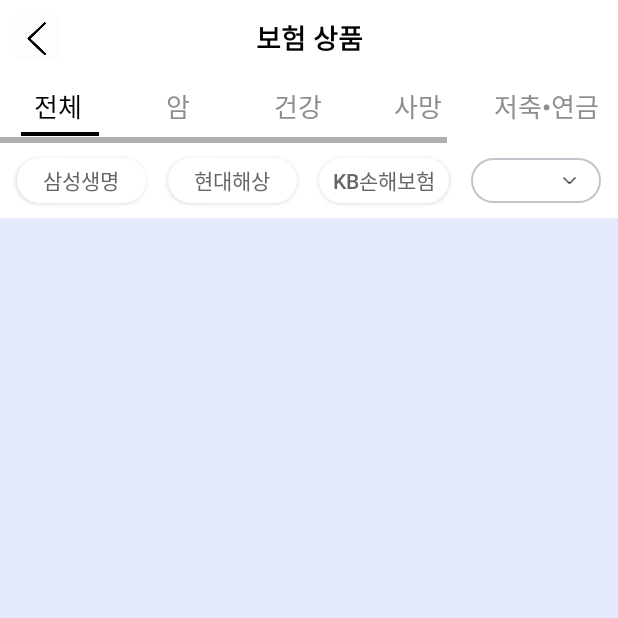
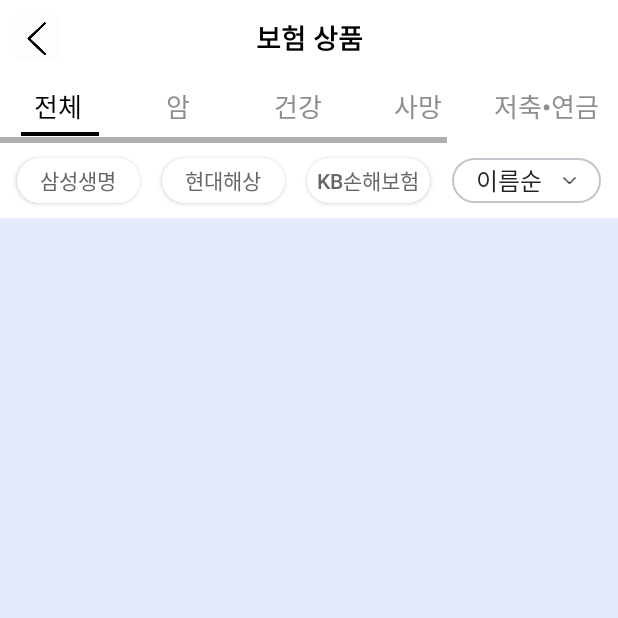
Before and after one commit to East-kang/Front_Android, an Android app: the Page_CategoryView screen opened directly, with no data from a screen before it, on a phone screen of 412 x 824 dp, the top half of it. Run offline under Robolectric (Android 15) with nearby library versions, the phone set to English and light mode, and no system bars.

Commit message:
상품 필터링 타입 선택 이벤트 구현

```diff
--- a/app/src/main/java/com/example/llm_project_android/Page_CategoryView.kt
+++ b/app/src/main/java/com/example/llm_project_android/Page_CategoryView.kt
@@ -4,6 +4,8 @@ import android.graphics.Color
 import android.graphics.Typeface
 import android.os.Bundle
 import android.view.View
+import android.widget.AdapterView
+import android.widget.ArrayAdapter
 import android.widget.Button
 import android.widget.ImageButton
 import android.widget.Spinner
@@ -25,6 +27,7 @@ class Page_CategoryView : AppCompatActivity() {
     private var category_num: Int = 0               // 현재 선택된 상품 카테고리 인덱스
     private var company_num: Int = -1               // 현재 선택된 회사 카테고리 인덱스 (-1: 미선택)
     private var company_isChecked: Boolean = false  // 회사 카테고리 선택 여부 (true: 이미 선택됨, false: 선택된 버튼 없음)
+    private var selectedSortType: String = ""
 
     override fun onCreate(savedInstanceState: Bundle?) {
         super.onCreate(savedInstanceState)
@@ -68,6 +71,9 @@ class Page_CategoryView : AppCompatActivity() {
 
         // 회사 카테고리 버튼 클릭 이벤트
         filtering_company()
+
+        // 상품 정렬 이벤트
+        sorting_insurances({ type -> selectedSortType = type})
 
         // 뒤로가기 버튼 클릭 이벤트 (to MainViewActivity)
         clickBackButton(btn_back, Page_MainViewActivity::class.java)
@@ -134,6 +140,21 @@ class Page_CategoryView : AppCompatActivity() {
         }
     }
 
+    // 상품 정렬 함수 (상품 정렬 기능 추가해야함)
+    fun sorting_insurances(onSortedSelected: (String) -> Unit) {
+        var filterList = resources.getStringArray(R.array.list_filter)
+        var adapter = ArrayAdapter<String>(this, android.R.layout.simple_list_item_1, filterList)
+        filter.adapter = adapter
+
+        filter.onItemSelectedListener = object : android.widget.AdapterView.OnItemSelectedListener {
+            override fun onItemSelected(p0: AdapterView<*>?, p1: View?, position: Int, id: Long) {
+                val item = filterList[position]     // item에 선택한 정렬 기준 할당
+                onSortedSelected(item)              // 선택 항목 저장
+            }
+            override fun onNothingSelected(p0: AdapterView<*>?) { }
+        }
+    }
+
 
     // '뒤로가기' 버튼 클릭 이벤트 정의 함수
     fun AppCompatActivity.clickBackButton(backButton: View, targetActivity: Class<out AppCompatActivity>) {
--- a/app/src/main/res/layout/page_activity_category_view.xml
+++ b/app/src/main/res/layout/page_activity_category_view.xml
@@ -288,7 +288,7 @@
             android:layout_marginVertical="10dp"
             android:layout_marginHorizontal="7dp"
             android:layout_gravity="center_vertical"
-            android:layout_weight="1"
+            android:layout_weight="1.2"
             android:background="@drawable/design_spinner_window"
             android:gravity="center"
             android:overlapAnchor = "false" />
```
